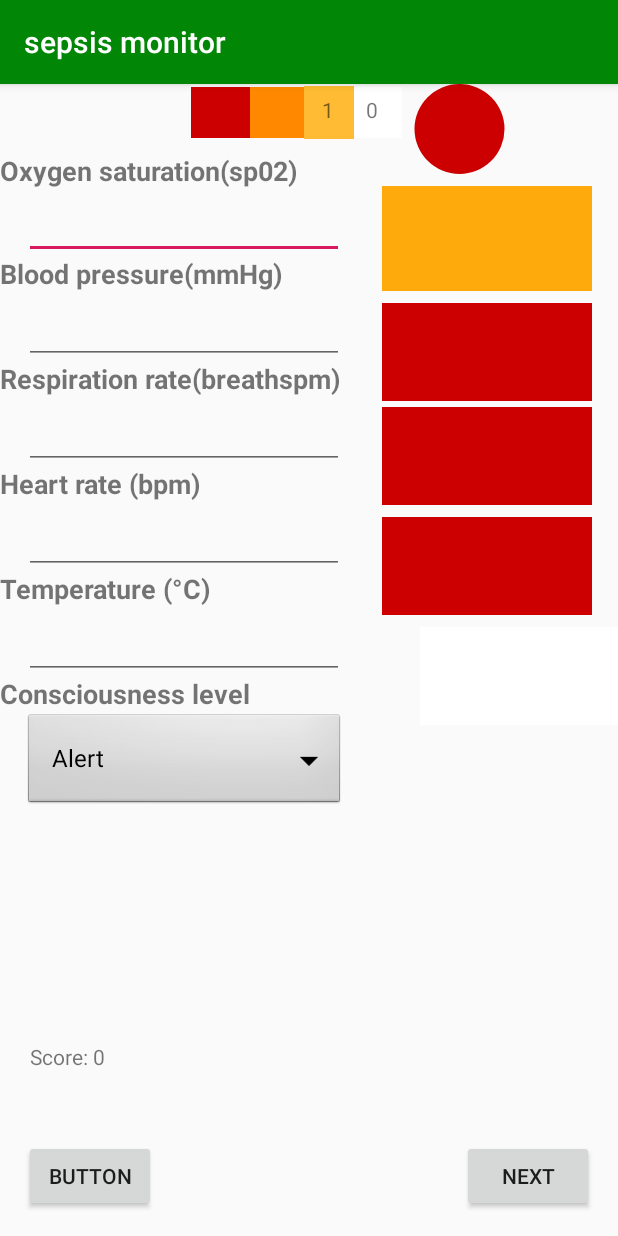
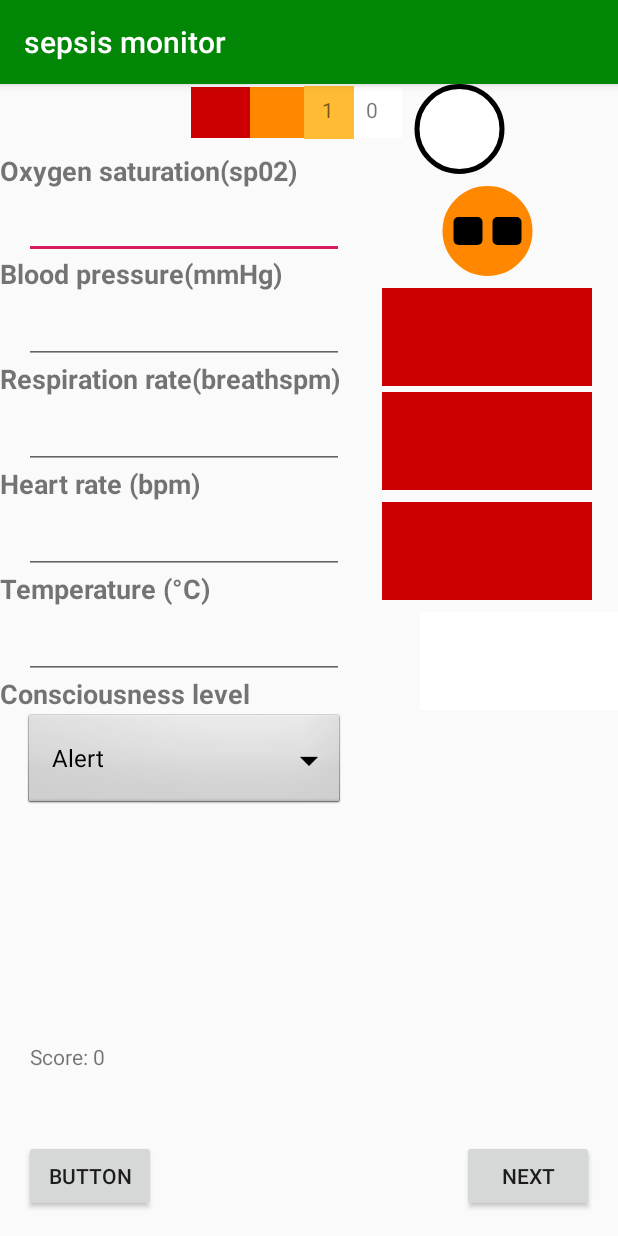
Before and after one commit to joe1471/Sepsis-Monitor, an Android app: the SecondActivity screen opened directly, with no data from a screen before it, on a phone screen of 412 x 824 dp. Run offline under Robolectric (Android 15) with nearby library versions, the phone set to English and light mode, and no system bars.

Commit message:
added functionality for color blindness

```diff
--- a/app/src/main/res/drawable/colorshapeorange.xml
+++ b/app/src/main/res/drawable/colorshapeorange.xml
@@ -1,8 +1,8 @@
 <?xml version="1.0" encoding="utf-8"?>
+<layer-list xmlns:android="http://schemas.android.com/apk/res/android">
+    <item>
         <shape xmlns:android="http://schemas.android.com/apk/res/android"
-    android:shape="oval"
-    android:id="@+id/imageView10"
-    android:layout_marginTop="36dp">
+            android:shape="oval">
             <solid android:color="@android:color/holo_orange_dark"/>
             <size android:width="60dp"
                 android:height="60dp"/>
@@ -11,4 +11,30 @@
                 android:top="1dp"
                 android:bottom="1dp"/>
             <corners android:radius="30px"/>
+            <stroke android:width="3dp"
+                android:color="@android:color/holo_orange_dark"/>
         </shape>
+    </item>
+    <item
+        android:top="20dp"
+        android:bottom="20dp"
+        android:left="7dp"
+        android:right="33dp">
+        <shape xmlns:android="http://schemas.android.com/apk/res/android"
+            android:shape="rectangle">
+            <solid android:color="@android:color/black"/>
+            <corners android:radius="5px"/>
+        </shape>
+    </item>
+    <item
+        android:top="20dp"
+        android:bottom="20dp"
+        android:left="33dp"
+        android:right="7dp">
+        <shape xmlns:android="http://schemas.android.com/apk/res/android"
+            android:shape="rectangle">
+            <solid android:color="@android:color/black"/>
+            <corners android:radius="5px"/>
+        </shape>
+    </item>
+</layer-list>
--- a/app/src/main/res/drawable/colorshapewhite.xml
+++ b/app/src/main/res/drawable/colorshapewhite.xml
@@ -1,14 +1,14 @@
 <?xml version="1.0" encoding="utf-8"?>
+
 <shape xmlns:android="http://schemas.android.com/apk/res/android"
     android:shape="oval"
-    android:id="@+id/imageView10"
+    android:id="@+id/colorShapeWhite"
     android:layout_marginTop="36dp">
-    <solid android:color="@android:color/white"/>
     <size android:width="60dp"
         android:height="60dp"/>
-    <padding android:left="1dp"
-        android:right="1dp"
-        android:top="1dp"
-        android:bottom="1dp"/>
-    <corners android:radius="30px"/>
+    <solid android:color="@android:color/white"/>
+    <stroke android:width="3dp"
+        android:color="@android:color/black"/>
+
+
 </shape>
--- a/app/src/main/res/layout/activity_second.xml
+++ b/app/src/main/res/layout/activity_second.xml
@@ -173,14 +173,15 @@
 
     <ImageView
         android:id="@+id/imageView2"
-        android:layout_width="140dp"
-        android:layout_height="70dp"
+        android:layout_width="154dp"
+        android:layout_height="60dp"
         android:layout_marginStart="8dp"
         android:layout_marginTop="8dp"
         app:layout_constraintEnd_toEndOf="parent"
         app:layout_constraintStart_toEndOf="@+id/editText9"
         app:layout_constraintTop_toBottomOf="@+id/imageView10"
-        app:srcCompat="?android:attr/colorPressedHighlight" />
+        app:srcCompat="@drawable/colorshapeorange" />
+
 
     <ImageView
         android:id="@+id/imageView3"
@@ -319,7 +320,7 @@
         android:layout_height="60dp"
         app:layout_constraintStart_toEndOf="@+id/editText8"
         app:layout_constraintTop_toTopOf="parent"
-        app:srcCompat="@drawable/colorshapered" />
+        app:srcCompat="@drawable/colorshapewhite" />
 
     <TextView
         android:id="@+id/textView11"
```
Also changed, not shown: app/src/main/res/drawable/colorshapered.xml (+43 -13 lines), app/src/main/res/drawable/colorshapeyellow.xml (+21 -13 lines), app/src/main/res/drawable/innershapewhite.xml (added, +14 -0 lines). Lines whose indentation alone changed are shown as unchanged.
